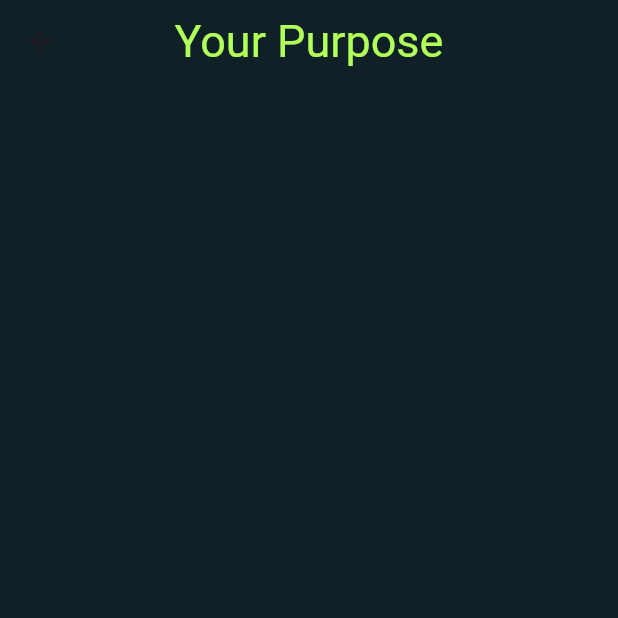
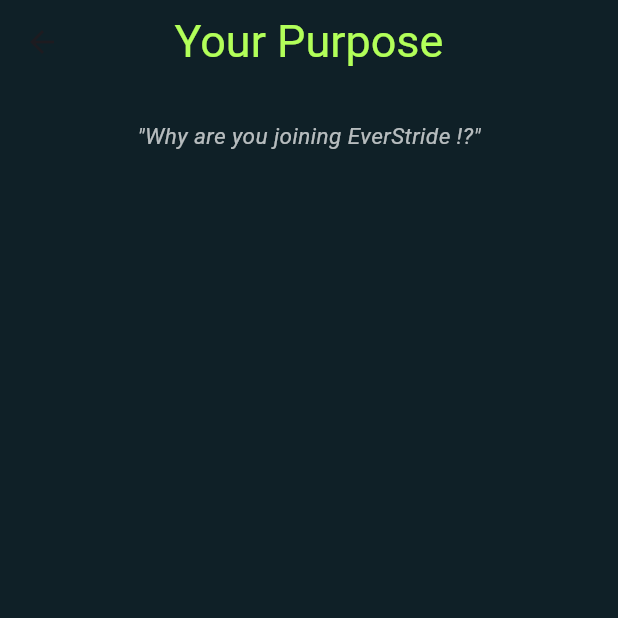
Before and after one commit to mishiyama/Fluttermind, a Flutter app: the PurposeScreen screen opened directly, on a phone screen of 412 x 824 dp, the top half of it. Run offline on Flutter 3.47's test engine with Material 3 defaults, Android fonts, the phone set to English and light mode, and no system bars; our stand-ins replace google_fonts, lottie.

Commit message:
few updates

```diff
--- a/ever_stride/lib/screens/user_aim.dart
+++ b/ever_stride/lib/screens/user_aim.dart
@@ -25,6 +25,25 @@ class _PurposeScreenState extends State<PurposeScreen> {
         ),
         centerTitle: true,
       ),
+      body: Padding(
+        padding: const EdgeInsets.all(24.0),
+        child: Column(
+          crossAxisAlignment: CrossAxisAlignment.center,
+          children: [
+            Center(
+              child: Text(
+                '"Why are you joining EverStride !?"',
+
+                style: GoogleFonts.aBeeZee(
+                  fontSize: 15,
+                  fontStyle: FontStyle.italic,
+                  color: Colors.white70,
+                ),
+              ),
+            ),
+          ],
+        ),
+      ),
     );
   }
 }
```
